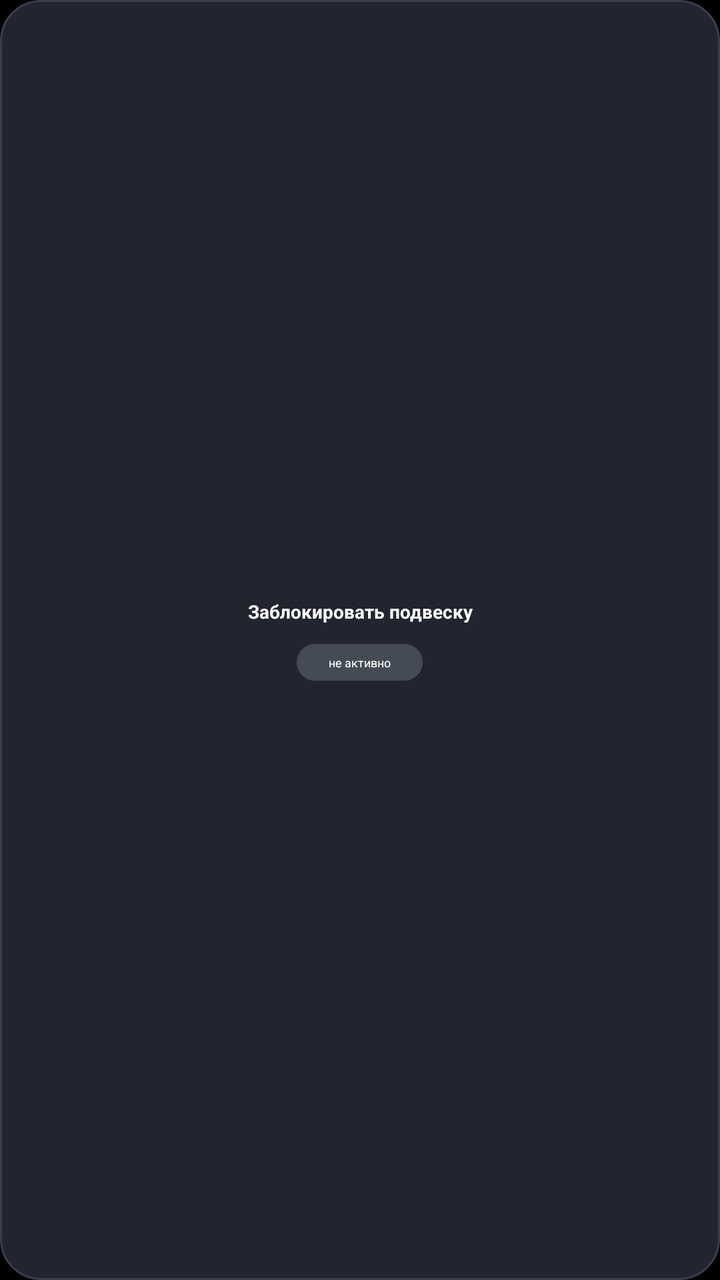
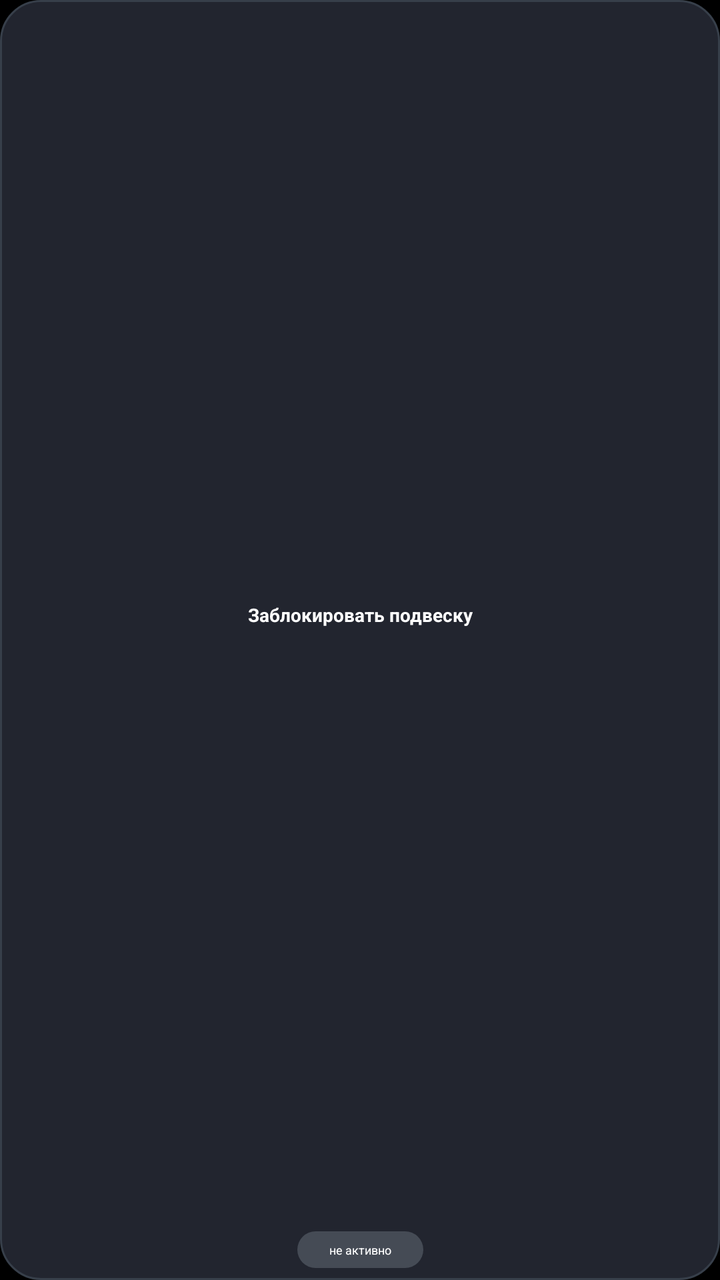

The first picture is an Android layout as it rendered before a commit; the second is the same layout after the commit. The layout source and the unified diff follow.
<!-- AndroidManifest.xml: application theme Theme.RestoreMode -->
<!-- res/layout/tile_suspension_maintenance.xml -->
<?xml version="1.0" encoding="utf-8"?>
<LinearLayout xmlns:android="http://schemas.android.com/apk/res/android"
    android:id="@+id/cardSuspensionMaintenance"
    android:layout_width="match_parent"
    android:layout_height="match_parent"
    android:background="@drawable/card_dark_ripple"
    android:clickable="true"
    android:focusable="true"
    android:gravity="center"
    android:onClick="onCardSuspensionMaintenance"
    android:orientation="vertical"
    android:padding="8dp">
    <TextView
        android:layout_width="match_parent"
        android:layout_height="wrap_content"
        android:gravity="center"
        android:text="Заблокировать подвеску"
        android:textColor="#FFFFFF"
        android:textSize="28px"
        android:textStyle="bold" />
    <TextView
        android:id="@+id/suspensionMaintenanceBadge"
        android:layout_width="wrap_content"
        android:layout_height="wrap_content"
        android:layout_marginTop="10dp"
        android:background="@drawable/pill_inactive"
        android:text="не активно"
        android:textColor="#FFFFFF"
        android:textSize="18px" />
</LinearLayout>
<!-- resources referenced by this layout -->
<resources>
  <!-- drawable card_dark_ripple (drawable) -->
  <?xml version="1.0" encoding="utf-8"?>
  <ripple xmlns:android="http://schemas.android.com/apk/res/android"
      android:color="#40ffffff">
      <item android:drawable="@drawable/layout_category_bg" />
      <item android:id="@android:id/mask">
          <shape android:shape="rectangle">
              <solid android:color="#ffffffff" />
              <corners android:radius="20dp" />
          </shape>
      </item>
  </ripple>
  <!-- drawable pill_inactive (drawable) -->
  <?xml version="1.0" encoding="utf-8"?>
  <shape xmlns:android="http://schemas.android.com/apk/res/android"
      android:shape="rectangle">
      <solid android:color="#454b55" />
      <corners android:radius="100dp" />
      <padding android:left="16dp" android:top="5dp" android:right="16dp" android:bottom="5dp" />
  </shape>
  <style name="Theme.RestoreMode" parent="Base.Theme.RestoreMode">
          <item name="android:windowBackground">@android:color/black</item>
      </style>
  <!-- drawable layout_category_bg (drawable) -->
  <?xml version="1.0" encoding="UTF-8"?>
  <shape xmlns:android="http://schemas.android.com/apk/res/android">
      <solid android:color="#22252f"/>
      <stroke android:width="1dp" android:color="#373f4a" />
      <corners android:radius="20dp"/>
      <padding android:left="1dp" android:top="1dp" android:right="1dp" android:bottom="1dp" />
  </shape>
  <style name="Base.Theme.RestoreMode" parent="Theme.Material3.DayNight.NoActionBar">
          
          
      </style>
</resources>

<!-- the commit's change to res/layout/tile_suspension_maintenance.xml (unified diff, before → after) -->
@@ -1,30 +1,52 @@
 <?xml version="1.0" encoding="utf-8"?>
-<LinearLayout xmlns:android="http://schemas.android.com/apk/res/android"
+<androidx.constraintlayout.widget.ConstraintLayout
+    xmlns:android="http://schemas.android.com/apk/res/android"
+    xmlns:app="http://schemas.android.com/apk/res-auto"
     android:id="@+id/cardSuspensionMaintenance"
     android:layout_width="match_parent"
     android:layout_height="match_parent"
     android:background="@drawable/card_dark_ripple"
     android:clickable="true"
     android:focusable="true"
-    android:gravity="center"
     android:onClick="onCardSuspensionMaintenance"
-    android:orientation="vertical"
-    android:padding="8dp">
+    android:paddingHorizontal="8dp"
+    android:paddingVertical="6dp">
+
     <TextView
-        android:layout_width="match_parent"
-        android:layout_height="wrap_content"
+        android:id="@+id/suspensionMaintenanceTitle"
+        android:layout_width="0dp"
+        android:layout_height="0dp"
+        android:autoSizeMaxTextSize="28px"
+        android:autoSizeMinTextSize="14px"
+        android:autoSizeStepGranularity="1px"
+        android:autoSizeTextType="uniform"
+        android:ellipsize="end"
         android:gravity="center"
+        android:includeFontPadding="false"
+        android:maxLines="2"
         android:text="Заблокировать подвеску"
         android:textColor="#FFFFFF"
         android:textSize="28px"
-        android:textStyle="bold" />
+        android:textStyle="bold"
+        app:layout_constraintBottom_toTopOf="@id/suspensionMaintenanceBadge"
+        app:layout_constraintEnd_toEndOf="parent"
+        app:layout_constraintHeight_max="wrap"
+        app:layout_constraintStart_toStartOf="parent"
+        app:layout_constraintTop_toTopOf="parent"
+        app:layout_constraintVertical_chainStyle="packed" />
+
     <TextView
         android:id="@+id/suspensionMaintenanceBadge"
         android:layout_width="wrap_content"
         android:layout_height="wrap_content"
-        android:layout_marginTop="10dp"
+        android:layout_marginTop="6dp"
         android:background="@drawable/pill_inactive"
         android:text="не активно"
         android:textColor="#FFFFFF"
-        android:textSize="18px" />
-</LinearLayout>
+        android:textSize="18px"
+        app:layout_constraintBottom_toBottomOf="parent"
+        app:layout_constraintEnd_toEndOf="parent"
+        app:layout_constraintStart_toStartOf="parent"
+        app:layout_constraintTop_toBottomOf="@id/suspensionMaintenanceTitle" />
+
+</androidx.constraintlayout.widget.ConstraintLayout>
